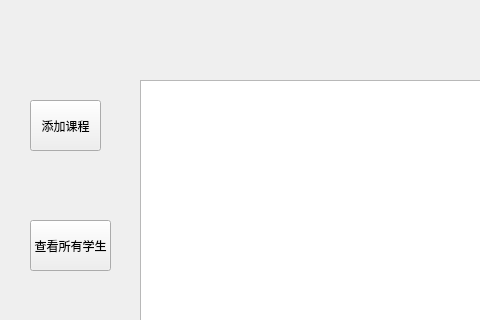
Old version of the form teacher.ui in the repository breadog/Course_selection_system; both pictures show x 0 to 480 and y 0 to 320 of the 1000 by 620 pixel window.
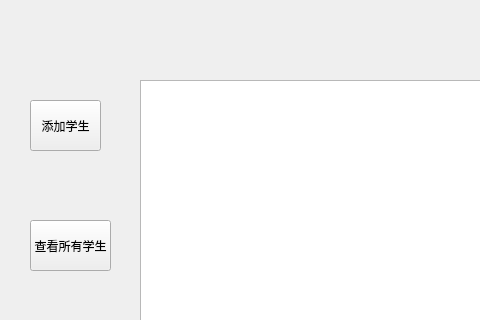
New version of the form.

What changed in the file:
```diff
--- a/teacher.ui
+++ b/teacher.ui
@@ -33,7 +33,7 @@
     </rect>
    </property>
    <property name="text">
-    <string>添加课程</string>
+    <string>添加学生</string>
    </property>
   </widget>
   <widget class="QPushButton" name="backtomain">
```
Left out of the diff: 2 changed lines with no effect on the pictures.
